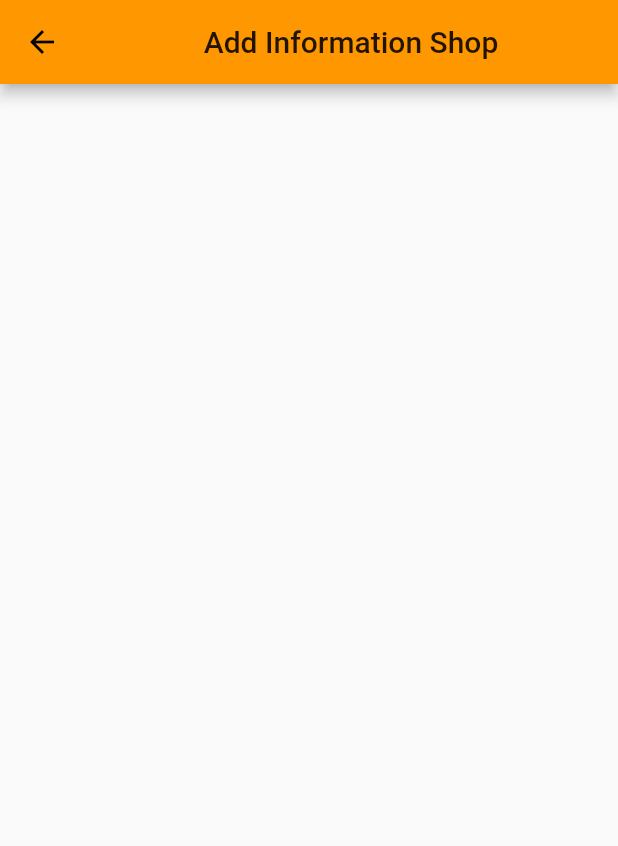
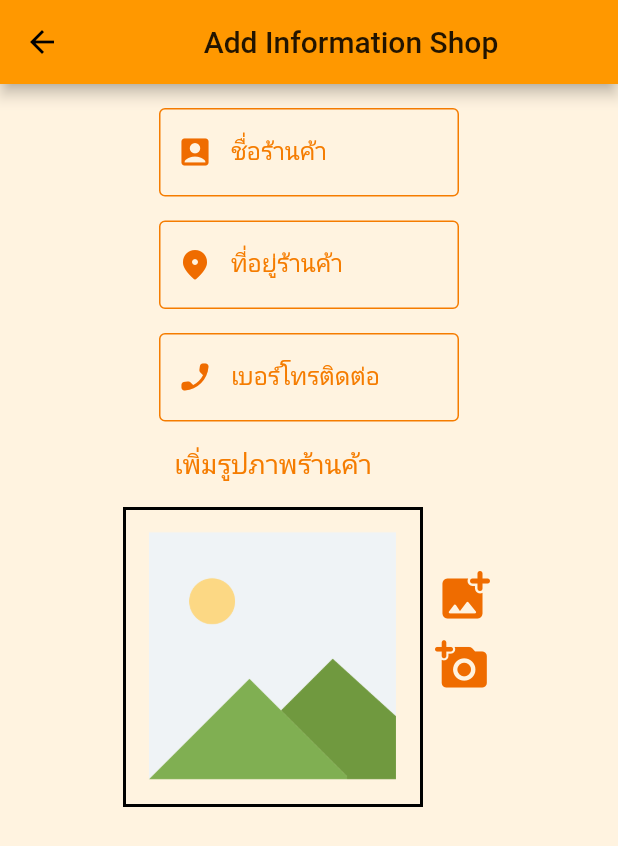
Before and after one commit to Estrolldomezx/Drider_Food_Delivery-Flutter, a Flutter app: the AddInfoShop screen opened directly, on a phone screen of 412 x 824 dp. Shown: the top 846 px of the screen. Run offline on Flutter 3.47's test engine with Material 2 defaults, Android fonts, the light colour scheme and no system bars; our stand-ins replace dio, shared_preferences; accounts and stored records are empty; Roboto replaces fonts that are missing (Sarabun).

Commit message:
Textfield for add_info_shop

```diff
--- a/lib/screens/add_info_shop.dart
+++ b/lib/screens/add_info_shop.dart
@@ -1,3 +1,4 @@
+import 'package:drider/utility/my_style.dart';
 import 'package:flutter/material.dart';
 
 class AddInfoShop extends StatefulWidget {
@@ -9,7 +10,140 @@ class _AddInfoShopState extends State<AddInfoShop> {
   @override
   Widget build(BuildContext context) {
     return Scaffold(
-      appBar: AppBar(title: Center(child: Text('Add Information Shop')),),
+        appBar: AppBar(
+          title: Center(child: Text('Add Information Shop')),
+        ),
+        body: Container(
+          decoration: BoxDecoration(color: Colors.orange[50]),
+          child: Column(
+            children: <Widget>[
+              MyStyle().mySizeboxORG(),
+              nameForm(),
+              MyStyle().mySizeboxORG(),
+              addressForm(),
+              MyStyle().mySizeboxORG(),
+              phoneForm(),
+              MyStyle().mySizeboxORG(),
+              groupImage(),
+              MyStyle().mySizeboxORG(),
+              showMap(),
+            ],
+          ),
+        ));
+  }
+
+  Container showMap() {
+    return Container(
+      height: 300.0,
     );
   }
+
+  Row groupImage() {
+    return Row(
+      mainAxisAlignment: MainAxisAlignment.center,
+      children: <Widget>[
+        Column(
+          children: [
+            Text(
+              'เพิ่มรูปภาพร้านค้า',
+              style: TextStyle(fontSize: 18.0, color: MyStyle().primaryColor),
+            ),
+            MyStyle().mySizeboxORG(),
+            Container(
+              width: 200.0,
+              child: Image.asset('images/img.png'),
+              decoration: BoxDecoration(
+                border: Border.all(
+                  width: 2.0,
+                ),
+              ),
+            ),
+          ],
+        ),
+        Column(
+          children: [
+            IconButton(
+                icon: Icon(
+                  Icons.add_photo_alternate_rounded,
+                  color: MyStyle().darkColor,
+                  size: 40.0,
+                ),
+                onPressed: () {}),
+            IconButton(
+                icon: Icon(
+                  Icons.add_a_photo_rounded,
+                  color: MyStyle().darkColor,
+                  size: 36.0,
+                ),
+                onPressed: () {}),
+          ],
+        ),
+      ],
+    );
+  }
+
+  Widget nameForm() => Row(
+        mainAxisAlignment: MainAxisAlignment.center,
+        children: [
+          Container(
+            width: 200.0,
+            child: TextField(
+              decoration: InputDecoration(
+                labelText: 'ชื่อร้านค้า',
+                labelStyle: TextStyle(color: MyStyle().primaryColor),
+                prefixIcon:
+                    Icon(Icons.account_box_rounded, color: MyStyle().darkColor),
+                border: OutlineInputBorder(),
+                enabledBorder: OutlineInputBorder(
+                    borderSide: BorderSide(color: MyStyle().primaryColor)),
+                focusedBorder: OutlineInputBorder(
+                    borderSide: BorderSide(color: Colors.orange[200])),
+              ),
+            ),
+          ),
+        ],
+      );
+  Widget addressForm() => Row(
+        mainAxisAlignment: MainAxisAlignment.center,
+        children: [
+          Container(
+            width: 200.0,
+            child: TextField(
+              decoration: InputDecoration(
+                labelText: 'ที่อยู่ร้านค้า',
+                labelStyle: TextStyle(color: MyStyle().primaryColor),
+                prefixIcon:
+                    Icon(Icons.location_on_rounded, color: MyStyle().darkColor),
+                border: OutlineInputBorder(),
+                enabledBorder: OutlineInputBorder(
+                    borderSide: BorderSide(color: MyStyle().primaryColor)),
+                focusedBorder: OutlineInputBorder(
+                    borderSide: BorderSide(color: Colors.orange[200])),
+              ),
+            ),
+          ),
+        ],
+      );
+  Widget phoneForm() => Row(
+        mainAxisAlignment: MainAxisAlignment.center,
+        children: [
+          Container(
+            width: 200.0,
+            child: TextField(
+              keyboardType: TextInputType.number,
+              decoration: InputDecoration(
+                labelText: 'เบอร์โทรติดต่อ',
+                labelStyle: TextStyle(color: MyStyle().primaryColor),
+                prefixIcon: Icon(Icons.phone_enabled_rounded,
+                    color: MyStyle().darkColor),
+                border: OutlineInputBorder(),
+                enabledBorder: OutlineInputBorder(
+                    borderSide: BorderSide(color: MyStyle().primaryColor)),
+                focusedBorder: OutlineInputBorder(
+                    borderSide: BorderSide(color: Colors.orange[200])),
+              ),
+            ),
+          ),
+        ],
+      );
 }
--- a/lib/screens/main_shop.dart
+++ b/lib/screens/main_shop.dart
@@ -31,7 +31,7 @@ class _MainShopState extends State<MainShop> {
   }
 
   ListTile homeMenu(context) => ListTile(
-      leading: Icon(Icons.menu_book),
+      leading: Icon(Icons.menu_book, color: MyStyle().darkColor),
       title: Text('รายการอาหารที่ลูกค้าสั่ง'),
       subtitle: Text('รายการที่ยังไม่ได้ทำ'),
       onTap: () {
@@ -41,7 +41,7 @@ class _MainShopState extends State<MainShop> {
         Navigator.pop(context);
       });
   ListTile foodMenu(context) => ListTile(
-      leading: Icon(Icons.fastfood_rounded),
+      leading: Icon(Icons.fastfood_rounded, color: MyStyle().darkColor),
       title: Text('เมนูอาหาร'),
       onTap: () {
         setState(() {
@@ -51,7 +51,7 @@ class _MainShopState extends State<MainShop> {
       });
 
   ListTile informationMenu(context) => ListTile(
-      leading: Icon(Icons.info_outlined),
+      leading: Icon(Icons.info_outlined, color: MyStyle().darkColor),
       title: Text('รายละเอียดของร้าน'),
       onTap: () {
         setState(() {
@@ -60,7 +60,7 @@ class _MainShopState extends State<MainShop> {
         Navigator.pop(context);
       });
   ListTile signOutMenu(context) => ListTile(
-        leading: Icon(Icons.logout),
+        leading: Icon(Icons.logout, color: MyStyle().darkColor),
         title: Text('Sign Out'),
         onTap: () => signOutProcess(context),
       );
```
Also changed, not shown: images/img.png (added).
